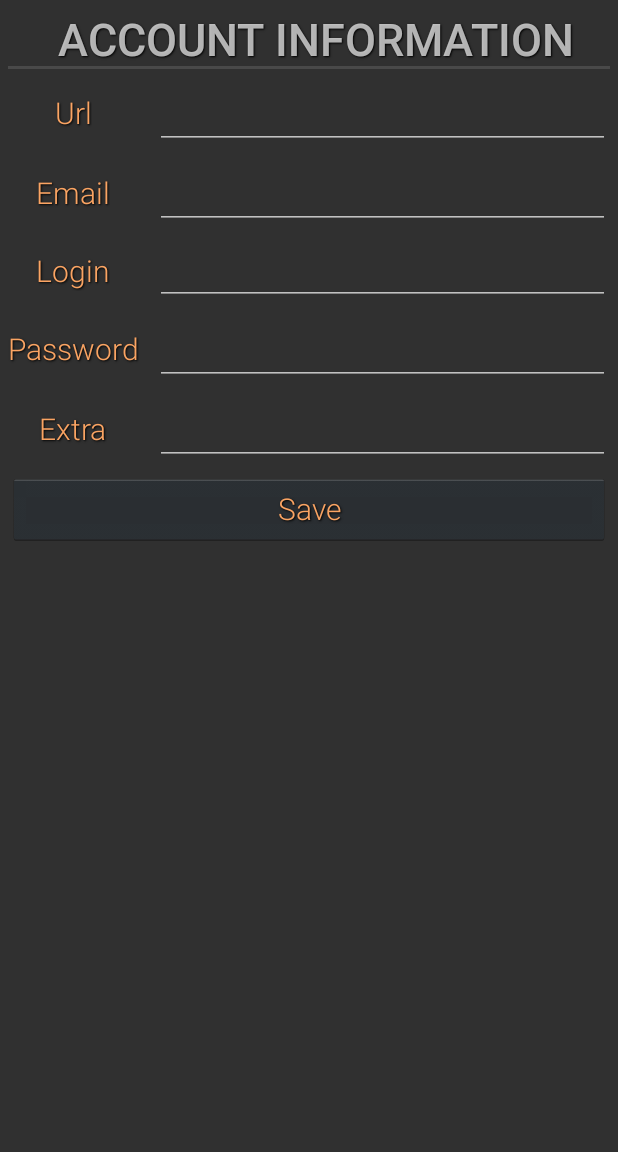
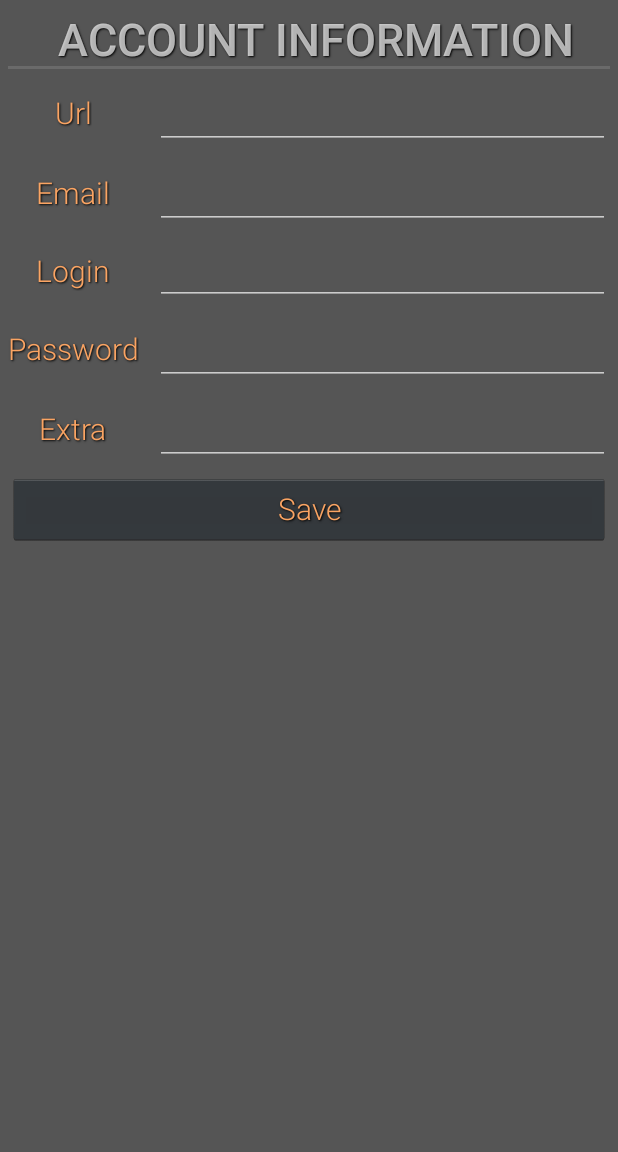
Before and after one commit to Ninise/PassKeeper, an Android app: the screen it shows after launch (PassListActivity), in the options menu, after a tap on "New account", on a phone screen of 412 x 824 dp, the part 84-1236 px from its top. Run offline under Robolectric (Android 15) with nearby library versions, the phone set to English and light mode, and no system bars.

Commit message:
Changed ListView to RecyclerView & some style changes

```diff
--- a/app/build.gradle
+++ b/app/build.gradle
@@ -24,5 +24,6 @@ dependencies {
     testCompile 'junit:junit:4.12'
     compile 'com.android.support:appcompat-v7:23.0.1'
     compile 'com.android.support:design:23.0.1'
-    compile 'de.hdodenhof:circleimageview:1.3.0'
+    compile 'com.android.support:recyclerview-v7:23.0.+'
+    compile 'com.android.support:cardview-v7:23.0.+'
 }
--- a/app/src/main/java/nkteam/com/passkeeper/passlist/ContentFragment.java
+++ b/app/src/main/java/nkteam/com/passkeeper/passlist/ContentFragment.java
@@ -2,16 +2,18 @@ package nkteam.com.passkeeper.passlist;
 
 
 import android.os.Bundle;
-import android.support.v4.app.ListFragment;
-import android.util.Log;
-import android.widget.ArrayAdapter;
+import android.support.v4.app.Fragment;
+import android.support.v7.widget.DefaultItemAnimator;
+import android.support.v7.widget.LinearLayoutManager;
+import android.support.v7.widget.RecyclerView;
 
 import java.util.List;
 
+import nkteam.com.passkeeper.R;
 import nkteam.com.passkeeper.database.DatabaseHandler;
 import nkteam.com.passkeeper.database.PKDataModel;
 
-public class ContentFragment extends ListFragment {
+public class ContentFragment extends Fragment {
 
     private static final String TAG = "ContentFragment";
 
@@ -23,21 +25,21 @@ public class ContentFragment extends ListFragment {
 
         DatabaseHandler db = new DatabaseHandler(getActivity());
 
-        Log.d(TAG, "READING");
         passList = db.getAllDataPasses();
 
-        ArrayAdapter<PKDataModel> adapter = new PassAdapter(getActivity(), passList);
+        final PassAdapter adapter = new PassAdapter(passList, getActivity());
 
-        setListAdapter(adapter);
+        RecyclerView rv = (RecyclerView) getActivity().findViewById(R.id.rv);
 
-        for (PKDataModel model : passList) {
-            String log = "ID: " + model.getId() +
-                    " URL: " + model.getUrl() +
-                    " LOGIN: " + model.getLogin() +
-                    " PASS: " + model.getPass() +
-                    " EMAIL: " + model.getEmail() +
-                    " EXTRA: " + model.getExtra();
-            Log.d(TAG, log);
-        }
+        LinearLayoutManager llm = new LinearLayoutManager(getActivity());
+        rv.setLayoutManager(llm);
+        rv.setHasFixedSize(true);
+        rv.setAdapter(adapter);
+
+        RecyclerView.ItemAnimator itemAnimator = new DefaultItemAnimator();
+        itemAnimator.setAddDuration(1000);
+        itemAnimator.setRemoveDuration(1000);
+        rv.setItemAnimator(itemAnimator);
+        getActivity().overridePendingTransition(R.anim.slide_in, R.anim.slide_out);
     }
 }
--- a/app/src/main/java/nkteam/com/passkeeper/passlist/PassAdapter.java
+++ b/app/src/main/java/nkteam/com/passkeeper/passlist/PassAdapter.java
@@ -1,33 +1,80 @@
 package nkteam.com.passkeeper.passlist;
 
 import android.content.Context;
+import android.support.v7.widget.CardView;
+import android.support.v7.widget.RecyclerView;
 import android.view.LayoutInflater;
 import android.view.View;
 import android.view.ViewGroup;
-import android.widget.ArrayAdapter;
+import android.view.animation.Animation;
+import android.view.animation.AnimationUtils;
 import android.widget.TextView;
 
 import java.util.List;
 
+import nkteam.com.passkeeper.R;
 import nkteam.com.passkeeper.database.PKDataModel;
 
-public class PassAdapter extends ArrayAdapter<PKDataModel> {
+public class PassAdapter extends RecyclerView.Adapter<PassAdapter.ViewHolder> {
 
-    public PassAdapter(Context context, List passList) {
-        super(context, android.R.layout.simple_list_item_1, passList);
+    List <PKDataModel> mDataSet;
+    Context context;
+
+    public class ViewHolder extends RecyclerView.ViewHolder {
+       TextView mUrlTextView;
+       CardView cv;
+
+        public ViewHolder(View itemtView) {
+            super(itemtView);
+            cv = (CardView) itemtView.findViewById(R.id.cv);
+            mUrlTextView = (TextView) itemtView.findViewById(R.id.data_url);
+        }
+    }
+
+    public PassAdapter (List<PKDataModel> dataset, Context context) {
+        mDataSet = dataset;
+        this.context = context;
     }
 
     @Override
-    public View getView(int position, View convertView, ViewGroup parent) {
-        PKDataModel pkDataModel = getItem(position);
+    public ViewHolder onCreateViewHolder(ViewGroup parent, int viewType) {
+        View v = LayoutInflater.from(parent.getContext()).inflate(R.layout.item_cardview, parent, false);
+        ViewHolder vh = new ViewHolder(v);
+        return vh;
+    }
 
-        if (convertView == null) {
-            convertView = LayoutInflater.from(getContext()).
-                    inflate(android.R.layout.simple_list_item_1, null);
-        }
+    @Override
+    public void onBindViewHolder(ViewHolder holder, int position) {
+        holder.mUrlTextView.setText(mDataSet.get(position).getUrl());
+        animate(holder);
+    }
 
-        ((TextView) convertView.findViewById(android.R.id.text1)).setText(pkDataModel.getUrl());
+    @Override
+    public int getItemCount() {
+        return mDataSet.size();
+    }
 
-        return convertView;
+    @Override
+    public void onAttachedToRecyclerView(RecyclerView recyclerView) {
+        super.onAttachedToRecyclerView(recyclerView);
+    }
+
+
+    public void insert(int position, PKDataModel data) {
+        mDataSet.add(position, data);
+        notifyItemInserted(position);
+    }
+
+    public void animate(RecyclerView.ViewHolder viewHolder) {
+        Animation animAnticipateOvershoot = AnimationUtils.loadAnimation(context,
+                R.anim.anticipate_overshoot_interpolator);
+        viewHolder.itemView.setAnimation(animAnticipateOvershoot);
+    }
+
+
+    public void remove(PKDataModel data) {
+        int position = mDataSet.indexOf(data);
+        mDataSet.remove(position);
+        notifyItemRemoved(position);
     }
 }
--- a/app/src/main/java/nkteam/com/passkeeper/passlist/PassDataFragment.java
+++ b/app/src/main/java/nkteam/com/passkeeper/passlist/PassDataFragment.java
@@ -62,6 +62,7 @@ public class PassDataFragment extends Fragment {
         android.support.v4.app.FragmentTransaction fragmentTransaction = getActivity().
                 getSupportFragmentManager().
                 beginTransaction();
+        fragmentTransaction.setCustomAnimations(R.anim.slide_out, R.anim.slide_in);
         fragmentTransaction.replace(R.id.frame, fragment);
         fragmentTransaction.commit();
     }
@@ -73,7 +74,7 @@ public class PassDataFragment extends Fragment {
         AlertDialog.Builder builder = new AlertDialog.Builder(getActivity(), R.style.MaterialDialogSheet)
                 .setView(passDataAlertView)
                 .setCancelable(false)
-                .setPositiveButton("Ok", new DialogInterface.OnClickListener() {
+                .setPositiveButton("OK", new DialogInterface.OnClickListener() {
                     @Override
                     public void onClick(DialogInterface dialog, int which) {
                         dialog.cancel();
--- a/app/src/main/java/nkteam/com/passkeeper/passlist/PassListActivity.java
+++ b/app/src/main/java/nkteam/com/passkeeper/passlist/PassListActivity.java
@@ -1,6 +1,7 @@
 package nkteam.com.passkeeper.passlist;
 
 import android.os.Bundle;
+import android.os.Handler;
 import android.support.design.widget.NavigationView;
 import android.support.v4.widget.DrawerLayout;
 import android.support.v7.app.ActionBarDrawerToggle;
@@ -14,9 +15,14 @@ import nkteam.com.passkeeper.R;
 
 public class PassListActivity extends AppCompatActivity {
 
+    private static final String TAG = "PassListActivity";
+
+    private boolean backPressedToExitOnce = false;
+
     private Toolbar toolbar;
     private NavigationView navigationView;
     private DrawerLayout drawerLayout;
+
 
     @Override
     protected void onCreate(Bundle savedInstanceState) {
@@ -69,11 +75,24 @@ public class PassListActivity extends AppCompatActivity {
     public void onBackPressed() {
         int count = getFragmentManager().getBackStackEntryCount();
 
+        if (backPressedToExitOnce) {
+            closeApp();
+        }
+
         if (count == 0) {
             viewListFragment();
+            backPressedToExitOnce = true;
         } else {
             getFragmentManager().popBackStack();
         }
+
+        new Handler().postDelayed(new Runnable() {
+            @Override
+            public void run() {
+                backPressedToExitOnce = false;
+            }
+        }, 2000);
+
     }
 
     private void viewListFragment() {
@@ -86,6 +105,7 @@ public class PassListActivity extends AppCompatActivity {
     private void viewPassDataFragment() {
         PassDataFragment fragment = new PassDataFragment();
         android.support.v4.app.FragmentTransaction fragmentTransaction = getSupportFragmentManager().beginTransaction();
+        fragmentTransaction.setCustomAnimations(R.anim.slide_in, R.anim.slide_out);
         fragmentTransaction.replace(R.id.frame, fragment);
         fragmentTransaction.commit();
     }
@@ -108,7 +128,7 @@ public class PassListActivity extends AppCompatActivity {
                 closeApp();
                 return true;
             default:
-                Toast.makeText(getApplicationContext(), "Somethings Wrong", Toast.LENGTH_SHORT).show();
+                Toast.makeText(this, "Somethings Wrong", Toast.LENGTH_SHORT).show();
                 return true;
         }
     }
--- a/app/src/main/java/nkteam/com/passkeeper/pincode/PincodeFragment.java
+++ b/app/src/main/java/nkteam/com/passkeeper/pincode/PincodeFragment.java
@@ -47,6 +47,7 @@ public class PincodeFragment extends Fragment {
         setHasOptionsMenu(true);
         getActivity().setRequestedOrientation (ActivityInfo.SCREEN_ORIENTATION_PORTRAIT);
         mUserData = getActivity().getSharedPreferences(APP_PREFERENCES, Context.MODE_PRIVATE);
+        getActivity().overridePendingTransition(R.anim.slide_in, R.anim.slide_out);
     }
 
     @Nullable
@@ -155,7 +156,7 @@ public class PincodeFragment extends Fragment {
 
         builder.setCancelable(false)
                .setView(textEntryView)
-               .setPositiveButton("Ok", new DialogInterface.OnClickListener() {
+               .setPositiveButton("OK", new DialogInterface.OnClickListener() {
                     @Override
                     public void onClick(DialogInterface dialog, int which) {
                         PINCODE = String.valueOf(inputPin.getText());
--- a/app/src/main/res/layout/fragment_new_acc_layout.xml
+++ b/app/src/main/res/layout/fragment_new_acc_layout.xml
@@ -2,7 +2,8 @@
 <LinearLayout xmlns:android="http://schemas.android.com/apk/res/android"
               android:orientation="vertical"
               android:layout_width="match_parent"
-              android:layout_height="match_parent">
+              android:layout_height="match_parent"
+              android:background="@color/PrimaryDarkColor">
 
     <TextView
        android:layout_width="match_parent"
@@ -30,7 +31,7 @@
                 android:layout_marginRight="5dp"
                 android:layout_marginTop="5dp"
                 android:text="@string/urlText"
-                android:textSize="20dp"
+                android:textSize="20sp"
                 style="@style/RobotoTextViewStyle"/>
 
             <EditText
@@ -41,7 +42,7 @@
                 android:layout_marginLeft="5dp"
                 android:layout_marginRight="5dp"
                 android:layout_marginTop="5dp"
-                android:textSize="20dp"
+                android:textSize="20sp"
                 style="@style/RobotoTextViewStyle"/>
 
             <TextView
@@ -52,7 +53,7 @@
                 android:layout_marginLeft="5dp"
                 android:layout_marginRight="5dp"
                 android:layout_marginTop="5dp"
-                android:textSize="20dp"
+                android:textSize="20sp"
                 style="@style/RobotoTextViewStyle"/>
 
             <EditText
@@ -63,7 +64,7 @@
                 android:layout_marginLeft="5dp"
                 android:layout_marginRight="5dp"
                 android:layout_marginTop="5dp"
-                android:textSize="20dp"
+                android:textSize="20sp"
                 style="@style/RobotoTextViewStyle"/>
 
             <TextView
@@ -74,7 +75,7 @@
                 android:layout_marginRight="5dp"
                 android:layout_marginTop="5dp"
                 android:text="@string/loginText"
-                android:textSize="20dp"
+                android:textSize="20sp"
                 style="@style/RobotoTextViewStyle"/>
 
             <EditText
@@ -94,7 +95,7 @@
                 android:layout_marginRight="5dp"
                 android:layout_marginTop="5dp"
                 android:text="@string/passText"
-                android:textSize="20dp"
+                android:textSize="20sp"
                 style="@style/RobotoTextViewStyle"/>
 
             <EditText
@@ -105,7 +106,7 @@
                 android:layout_marginRight="5dp"
                 android:layout_marginTop="5dp"
                 android:layout_gravity="fill"
-                android:textSize="20dp"
+                android:textSize="20sp"
                 style="@style/RobotoTextViewStyle"/>
 
             <TextView
@@ -116,7 +117,7 @@
                 android:layout_marginRight="5dp"
                 android:layout_marginTop="5dp"
                 android:text="@string/extraText"
-                android:textSize="20dp"
+                android:textSize="20sp"
                 style="@style/RobotoTextViewStyle"/>
 
             <EditText
@@ -127,7 +128,7 @@
                 android:layout_marginRight="5dp"
                 android:layout_marginTop="5dp"
                 android:layout_gravity="fill"
-                android:textSize="20dp"
+                android:textSize="20sp"
                 style="@style/RobotoTextViewStyle"/>
 
    </GridLayout>
@@ -140,7 +141,7 @@
         android:layout_marginRight="5dp"
         android:layout_marginTop="5dp"
         android:text="@string/saveBtn"
-        android:textSize="20dp"
+        android:textSize="20sp"
         style="@style/RobotoTextViewStyle"/>
 
 </LinearLayout>
--- a/app/src/main/res/layout/fragment_pass_list_layout.xml
+++ b/app/src/main/res/layout/fragment_pass_list_layout.xml
@@ -6,7 +6,7 @@
         android:layout_width="match_parent"
         android:layout_height="match_parent"
         android:fitsSystemWindows="true"
-        tools:context=".MainActivity">
+        tools:context=".passlist.PassListActivity">
 
             <LinearLayout
                 android:layout_height="match_parent"
@@ -17,12 +17,20 @@
                     android:id="@+id/toolbar"
                     layout="@layout/tool_bar"
                     />
+
                 <FrameLayout
                     android:id="@+id/frame"
                     android:layout_width="match_parent"
                     android:layout_height="match_parent">
 
+                    <android.support.v7.widget.RecyclerView
+                        android:layout_width="wrap_content"
+                        android:layout_height="wrap_content"
+                        android:id="@+id/rv"
+                        />
+
                 </FrameLayout>
+
 
             </LinearLayout>
 
```
Also changed, not shown: app/src/main/res/anim/anticipate_overshoot_interpolator.xml (added, +8 -0 lines), app/src/main/res/anim/slide_in.xml (added, +7 -0 lines), app/src/main/res/anim/slide_out.xml (added, +7 -0 lines), app/src/main/res/layout/item_cardview.xml (added, +27 -0 lines), 1 other file.
